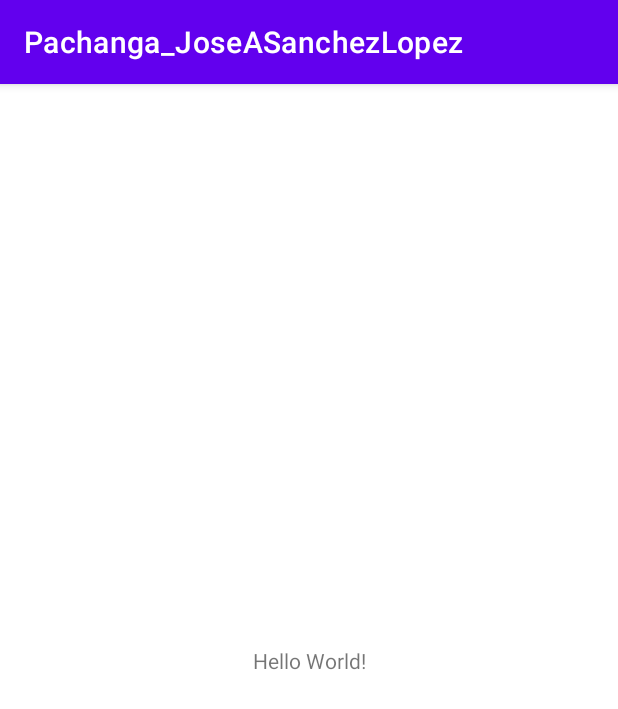
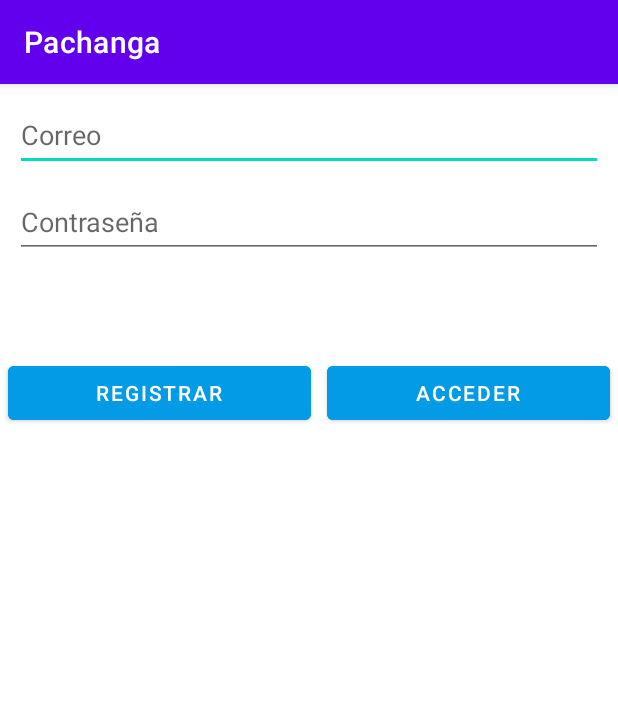
Before and after one commit to vikiii22/ProyectoFinal, an Android app: the screen it shows after launch (MainActivity), on a phone screen of 412 x 824 dp. Shown: the top 709 px of the screen. Run offline under Robolectric (Android 15) with nearby library versions, the phone set to English and light mode, and no system bars; our stand-ins replace Firebase (no records; nobody signed in at launch, a user with empty details on screens opened directly); libraries missing offline, so code that uses them is left out: com.firebase.ui.

```diff
--- a/app/build.gradle
+++ b/app/build.gradle
@@ -1,5 +1,6 @@
 plugins {
     id 'com.android.application'
+    id 'com.google.gms.google-services'
 }
 
 android {
@@ -32,6 +33,9 @@ dependencies {
     implementation 'androidx.appcompat:appcompat:1.4.1'
     implementation 'com.google.android.material:material:1.5.0'
     implementation 'androidx.constraintlayout:constraintlayout:2.1.3'
+    implementation 'com.firebaseui:firebase-ui-auth:8.0.1'
+    implementation 'com.google.firebase:firebase-auth:21.0.3'
+    implementation 'com.google.android.gms:play-services-auth:20.2.0'
     testImplementation 'junit:junit:4.13.2'
     androidTestImplementation 'androidx.test.ext:junit:1.1.3'
     androidTestImplementation 'androidx.test.espresso:espresso-core:3.4.0'
--- a/app/src/main/AndroidManifest.xml
+++ b/app/src/main/AndroidManifest.xml
@@ -1,6 +1,8 @@
 <?xml version="1.0" encoding="utf-8"?>
 <manifest xmlns:android="http://schemas.android.com/apk/res/android"
     package="com.example.pachanga_joseasanchezlopez">
+
+    <uses-permission android:name="android.permission.INTERNET" />
 
     <application
         android:allowBackup="true"
--- a/app/src/main/java/com/example/pachanga_joseasanchezlopez/MainActivity.java
+++ b/app/src/main/java/com/example/pachanga_joseasanchezlopez/MainActivity.java
@@ -1,14 +1,89 @@
 package com.example.pachanga_joseasanchezlopez;
 
+import androidx.activity.result.ActivityResultCallback;
+import androidx.activity.result.ActivityResultLauncher;
 import androidx.appcompat.app.AppCompatActivity;
 
+import android.content.Intent;
 import android.os.Bundle;
+import android.widget.Button;
+import android.widget.EditText;
+
+import com.firebase.ui.auth.AuthUI;
+import com.firebase.ui.auth.FirebaseAuthUIActivityResultContract;
+import com.firebase.ui.auth.IdpResponse;
+import com.firebase.ui.auth.data.model.FirebaseAuthUIAuthenticationResult;
+import com.google.firebase.FirebaseApiNotAvailableException;
+import com.google.firebase.auth.ActionCodeSettings;
+import com.google.firebase.auth.FirebaseAuth;
+import com.google.firebase.auth.FirebaseUser;
+
+import java.util.Arrays;
+import java.util.List;
 
 public class MainActivity extends AppCompatActivity {
+
+    EditText etEmail, etPassword;
+    Button btRegistrar, btLogin;
 
     @Override
     protected void onCreate(Bundle savedInstanceState) {
         super.onCreate(savedInstanceState);
         setContentView(R.layout.activity_main);
+
+        etEmail = findViewById(R.id.etEmail);
+        etPassword = findViewById(R.id.etPassword);
     }
+
+    /*TODO ESO NO VALE PARA NADA
+        private final ActivityResultLauncher<Intent> loginLauncher = registerForActivityResult(
+            new FirebaseAuthUIActivityResultContract(),
+            new ActivityResultCallback<FirebaseAuthUIAuthenticationResult>() {
+                @Override
+                public void onActivityResult(FirebaseAuthUIAuthenticationResult result) {
+                    onSignInResult(result);
+                }
+            }
+    );
+
+    private void onSignInResult(FirebaseAuthUIAuthenticationResult result) {
+        IdpResponse response=result.getIdpResponse();
+        if (result.getResultCode()==RESULT_OK){
+            FirebaseUser user= FirebaseAuth.getInstance().getCurrentUser();
+        }
+    }
+
+    public void createIntentLogin() {
+        List<AuthUI.IdpConfig> providers = Arrays.asList(
+                new AuthUI.IdpConfig.EmailBuilder().build(),
+                new AuthUI.IdpConfig.GoogleBuilder().build()
+        );
+
+        Intent loginIntent = AuthUI.getInstance()
+                .createSignInIntentBuilder()
+                .setAvailableProviders(providers)
+                .build();
+        loginLauncher.launch(loginIntent);
+    }
+
+    public void emailLink() {
+        ActionCodeSettings actionCodeSettings = ActionCodeSettings.newBuilder()
+                .setAndroidPackageName(
+                .setHandleCodeInApp(true) // This must be set to true
+                .setUrl("https://google.com") // This URL needs to be whitelisted
+                .build();
+
+        List<AuthUI.IdpConfig> providers = Arrays.asList(
+                new AuthUI.IdpConfig.EmailBuilder()
+                        .enableEmailLinkSignIn()
+                        .setActionCodeSettings(actionCodeSettings)
+                        .build()
+        );
+        Intent signInIntent = AuthUI.getInstance()
+                .createSignInIntentBuilder()
+                .setAvailableProviders(providers)
+                .build();
+        loginLauncher.launch(signInIntent);
+    }
+    */
 }
--- a/app/src/main/res/layout/activity_main.xml
+++ b/app/src/main/res/layout/activity_main.xml
@@ -6,13 +6,69 @@
     android:layout_height="match_parent"
     tools:context=".MainActivity">
 
-    <TextView
-        android:layout_width="wrap_content"
-        android:layout_height="wrap_content"
-        android:text="Hello World!"
-        app:layout_constraintBottom_toBottomOf="parent"
-        app:layout_constraintLeft_toLeftOf="parent"
-        app:layout_constraintRight_toRightOf="parent"
-        app:layout_constraintTop_toTopOf="parent" />
+    <LinearLayout
+        android:id="@+id/linearLayout"
+        android:layout_width="0dp"
+        android:layout_height="182dp"
+        android:orientation="vertical"
+        app:layout_constraintEnd_toEndOf="parent"
+        app:layout_constraintStart_toStartOf="parent"
+        app:layout_constraintTop_toTopOf="parent">
+
+        <EditText
+            android:id="@+id/etEmail"
+            android:layout_width="match_parent"
+            android:layout_height="wrap_content"
+            android:layout_marginLeft="10dp"
+            android:layout_marginTop="10dp"
+            android:layout_marginRight="10dp"
+            android:ems="10"
+            android:hint="Correo"
+            android:inputType="textEmailAddress"
+            android:minHeight="48dp"
+            tools:ignore="SpeakableTextPresentCheck" />
+
+        <EditText
+            android:id="@+id/etPassword"
+            android:layout_width="match_parent"
+            android:layout_height="wrap_content"
+            android:layout_marginLeft="10dp"
+            android:layout_marginTop="10dp"
+            android:layout_marginRight="10dp"
+            android:ems="10"
+            android:hint="Contraseña"
+            android:inputType="textPassword"
+            android:minHeight="48dp"
+            tools:ignore="SpeakableTextPresentCheck" />
+    </LinearLayout>
+
+    <LinearLayout
+        android:layout_width="match_parent"
+        android:layout_height="0dp"
+        android:orientation="horizontal"
+        app:layout_constraintEnd_toEndOf="parent"
+        app:layout_constraintStart_toStartOf="parent"
+        app:layout_constraintTop_toBottomOf="@+id/linearLayout">
+
+        <Button
+            android:layout_marginLeft="5dp"
+            android:layout_marginRight="5dp"
+            android:id="@+id/btRegistrar"
+            android:layout_width="wrap_content"
+            android:layout_height="wrap_content"
+            android:layout_weight="1"
+            android:backgroundTint="@color/colorBotonPrimario"
+            android:text="Registrar" />
+
+        <Button
+            android:layout_marginLeft="5dp"
+            android:layout_marginRight="5dp"
+            android:id="@+id/btAcceder"
+            android:layout_width="wrap_content"
+            android:layout_height="wrap_content"
+            android:layout_weight="1"
+            android:backgroundTint="@color/colorBotonPrimario"
+            android:text="Acceder" />
+    </LinearLayout>
 
 </androidx.constraintlayout.widget.ConstraintLayout>
--- a/app/src/main/res/values/colors.xml
+++ b/app/src/main/res/values/colors.xml
@@ -7,4 +7,5 @@
     <color name="teal_700">#FF018786</color>
     <color name="black">#FF000000</color>
     <color name="white">#FFFFFFFF</color>
+    <color name="colorBotonPrimario">#039BE5</color>
 </resources>
--- a/app/src/main/res/values/strings.xml
+++ b/app/src/main/res/values/strings.xml
@@ -1,3 +1,3 @@
 <resources>
-    <string name="app_name">Pachanga_JoseASanchezLopez</string>
+    <string name="app_name">Pachanga</string>
 </resources>
--- a/build.gradle
+++ b/build.gradle
@@ -1,4 +1,8 @@
-// Top-level build file where you can add configuration options common to all sub-projects/modules.
+buildscript {
+    dependencies {
+        classpath 'com.google.gms:google-services:4.3.3'
+    }
+}// Top-level build file where you can add configuration options common to all sub-projects/modules.
 plugins {
     id 'com.android.application' version '7.1.3' apply false
     id 'com.android.library' version '7.1.3' apply false
```
